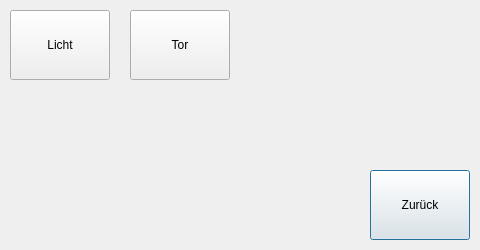
busmaster/homebus, file projects/klaus_visu_ap420/garagewindow.ui: the form before one commit.
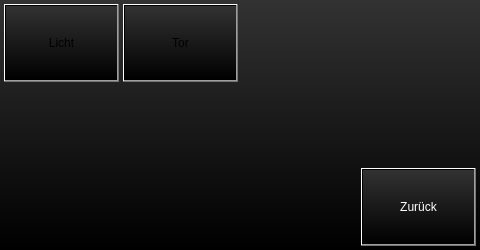
The form after the commit.

The edit to the form file:
```diff
--- a/projects/klaus_visu_ap420/garagewindow.ui
+++ b/projects/klaus_visu_ap420/garagewindow.ui
@@ -19,15 +19,21 @@
   <property name="windowTitle">
    <string>Dialog</string>
   </property>
+  <property name="styleSheet">
+   <string notr="true">background-color: qlineargradient(spread:pad, x1:0.5, y1:1, x2:0.5, y2:0.0, stop:0 rgba(0, 0, 0, 255), stop:1 rgba(50, 50, 50, 255));</string>
+  </property>
   <widget class="QPushButton" name="pushButtonBack">
    <property name="geometry">
     <rect>
-     <x>370</x>
-     <y>170</y>
-     <width>100</width>
-     <height>70</height>
+     <x>361</x>
+     <y>168</y>
+     <width>115</width>
+     <height>78</height>
     </rect>
    </property>
+   <property name="styleSheet">
+    <string notr="true">color: rgb(255, 255, 255);</string>
+   </property>
    <property name="text">
     <string>Zurück</string>
    </property>
@@ -35,10 +41,10 @@
   <widget class="QPushButton" name="pushButtonLight">
    <property name="geometry">
     <rect>
-     <x>10</x>
-     <y>10</y>
-     <width>100</width>
-     <height>70</height>
+     <x>4</x>
+     <y>4</y>
+     <width>115</width>
+     <height>78</height>
     </rect>
    </property>
    <property name="text">
@@ -48,10 +54,10 @@
   <widget class="QPushButton" name="pushButtonTor">
    <property name="geometry">
     <rect>
-     <x>130</x>
-     <y>10</y>
-     <width>100</width>
-     <height>70</height>
+     <x>123</x>
+     <y>4</y>
+     <width>115</width>
+     <height>78</height>
     </rect>
    </property>
    <property name="text">
```
Left out of the diff: 2 changed lines with no effect on the pictures.
